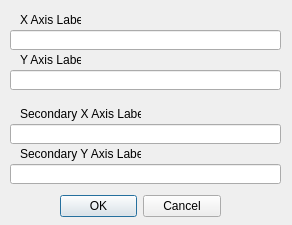
This is forms/ui_tuflowqgis_tuplotAxisLabels.ui in EllisSymons/forUKOffice as Qt 5 draws it before an edit. The edited form follows.
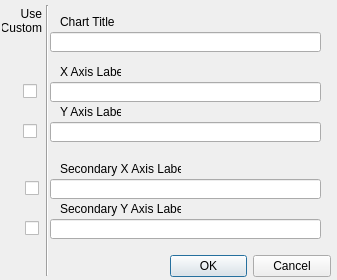
This is the edited form.

Commit message: added auto labelling to tuplot axis. added custom labelling to tuplot axis. added custom chart title to tuplot. fixed bug with custom axis limits. fixed bug with loading in 1d table checks without results

```diff
--- a/forms/ui_tuflowqgis_tuplotAxisLabels.ui
+++ b/forms/ui_tuflowqgis_tuplotAxisLabels.ui
@@ -6,8 +6,8 @@
    <rect>
     <x>0</x>
     <y>0</y>
-    <width>292</width>
-    <height>225</height>
+    <width>337</width>
+    <height>280</height>
    </rect>
   </property>
   <property name="windowTitle">
@@ -16,8 +16,8 @@
   <widget class="QDialogButtonBox" name="buttonBox">
    <property name="geometry">
     <rect>
-     <x>60</x>
-     <y>190</y>
+     <x>170</x>
+     <y>250</y>
      <width>161</width>
      <height>32</height>
     </rect>
@@ -32,8 +32,8 @@
   <widget class="QLineEdit" name="xAxisLabel">
    <property name="geometry">
     <rect>
-     <x>10</x>
-     <y>30</y>
+     <x>50</x>
+     <y>82</y>
      <width>271</width>
      <height>20</height>
     </rect>
@@ -42,8 +42,8 @@
   <widget class="QLabel" name="label">
    <property name="geometry">
     <rect>
-     <x>20</x>
-     <y>12</y>
+     <x>60</x>
+     <y>64</y>
      <width>61</width>
      <height>16</height>
     </rect>
@@ -55,8 +55,8 @@
   <widget class="QLabel" name="label_2">
    <property name="geometry">
     <rect>
-     <x>20</x>
-     <y>52</y>
+     <x>60</x>
+     <y>104</y>
      <width>61</width>
      <height>16</height>
     </rect>
@@ -68,8 +68,8 @@
   <widget class="QLineEdit" name="yAxisLabel">
    <property name="geometry">
     <rect>
-     <x>10</x>
-     <y>70</y>
+     <x>50</x>
+     <y>122</y>
      <width>271</width>
      <height>20</height>
     </rect>
@@ -78,8 +78,8 @@
   <widget class="QLabel" name="label_3">
    <property name="geometry">
     <rect>
-     <x>20</x>
-     <y>106</y>
+     <x>60</x>
+     <y>161</y>
      <width>121</width>
      <height>16</height>
     </rect>
@@ -91,8 +91,8 @@
   <widget class="QLabel" name="label_4">
    <property name="geometry">
     <rect>
-     <x>20</x>
-     <y>146</y>
+     <x>60</x>
+     <y>201</y>
      <width>121</width>
      <height>16</height>
     </rect>
@@ -104,8 +104,8 @@
   <widget class="QLineEdit" name="x2AxisLabel">
    <property name="geometry">
     <rect>
-     <x>10</x>
-     <y>124</y>
+     <x>50</x>
+     <y>179</y>
      <width>271</width>
      <height>20</height>
     </rect>
@@ -114,13 +114,120 @@
   <widget class="QLineEdit" name="y2AxisLabel">
    <property name="geometry">
     <rect>
-     <x>10</x>
-     <y>164</y>
+     <x>50</x>
+     <y>219</y>
      <width>271</width>
      <height>20</height>
     </rect>
    </property>
   </widget>
+  <widget class="QLineEdit" name="chartTitle">
+   <property name="geometry">
+    <rect>
+     <x>50</x>
+     <y>32</y>
+     <width>271</width>
+     <height>20</height>
+    </rect>
+   </property>
+  </widget>
+  <widget class="QLabel" name="label_5">
+   <property name="geometry">
+    <rect>
+     <x>60</x>
+     <y>14</y>
+     <width>61</width>
+     <height>16</height>
+    </rect>
+   </property>
+   <property name="text">
+    <string>Chart Title</string>
+   </property>
+  </widget>
+  <widget class="QCheckBox" name="xAxisAuto_cb">
+   <property name="geometry">
+    <rect>
+     <x>23</x>
+     <y>83</y>
+     <width>16</width>
+     <height>17</height>
+    </rect>
+   </property>
+   <property name="text">
+    <string/>
+   </property>
+  </widget>
+  <widget class="QLabel" name="label_6">
+   <property name="geometry">
+    <rect>
+     <x>2</x>
+     <y>5</y>
+     <width>40</width>
+     <height>31</height>
+    </rect>
+   </property>
+   <property name="text">
+    <string>Use Custom</string>
+   </property>
+   <property name="alignment">
+    <set>Qt::AlignRight|Qt::AlignTrailing|Qt::AlignVCenter</set>
+   </property>
+   <property name="wordWrap">
+    <bool>true</bool>
+   </property>
+  </widget>
+  <widget class="QCheckBox" name="yAxisAuto_cb">
+   <property name="geometry">
+    <rect>
+     <x>23</x>
+     <y>123</y>
+     <width>16</width>
+     <height>17</height>
+    </rect>
+   </property>
+   <property name="text">
+    <string/>
+   </property>
+  </widget>
+  <widget class="QCheckBox" name="xAxisAuto2_cb">
+   <property name="geometry">
+    <rect>
+     <x>25</x>
+     <y>180</y>
+     <width>16</width>
+     <height>17</height>
+    </rect>
+   </property>
+   <property name="text">
+    <string/>
+   </property>
+  </widget>
+  <widget class="QCheckBox" name="yAxisAuto2_cb">
+   <property name="geometry">
+    <rect>
+     <x>25</x>
+     <y>220</y>
+     <width>16</width>
+     <height>17</height>
+    </rect>
+   </property>
+   <property name="text">
+    <string/>
+   </property>
+  </widget>
+  <widget class="Line" name="line">
+   <property name="geometry">
+    <rect>
+     <x>37</x>
+     <y>5</y>
+     <width>20</width>
+     <height>271</height>
+    </rect>
+   </property>
+   <property name="orientation">
+    <enum>Qt::Vertical</enum>
+   </property>
+  </widget>
  </widget>
  <resources/>
  <connections>
```
Left out of the diff: 4 changed lines with no effect on the pictures. The commit also changes 4 other files.
